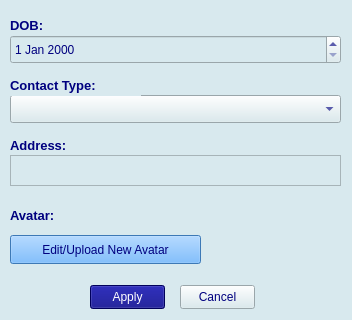
Old version of the form Address_Book/editprofileinfoform.ui in the repository kajo12864/Address-Book; both pictures show x 0 to 352 and y 155 to 475 of the 352 by 475 pixel window.
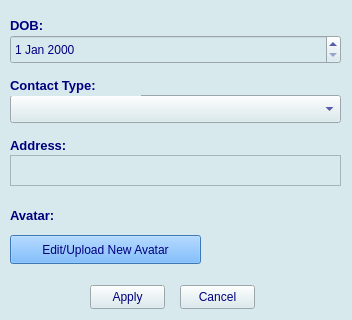
New version of the form.

```diff
--- a/Address_Book/editprofileinfoform.ui
+++ b/Address_Book/editprofileinfoform.ui
@@ -275,8 +275,7 @@
     </rect>
    </property>
    <property name="styleSheet">
-    <string notr="true">background-color: rgb(0, 0, 127);
-color: rgb(255, 255, 255);</string>
+    <string notr="true"/>
    </property>
    <property name="text">
     <string>Apply</string>
```
